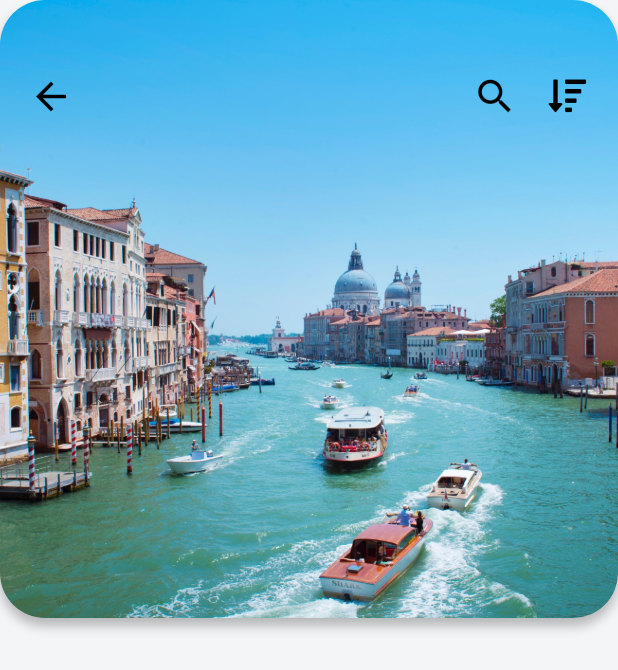
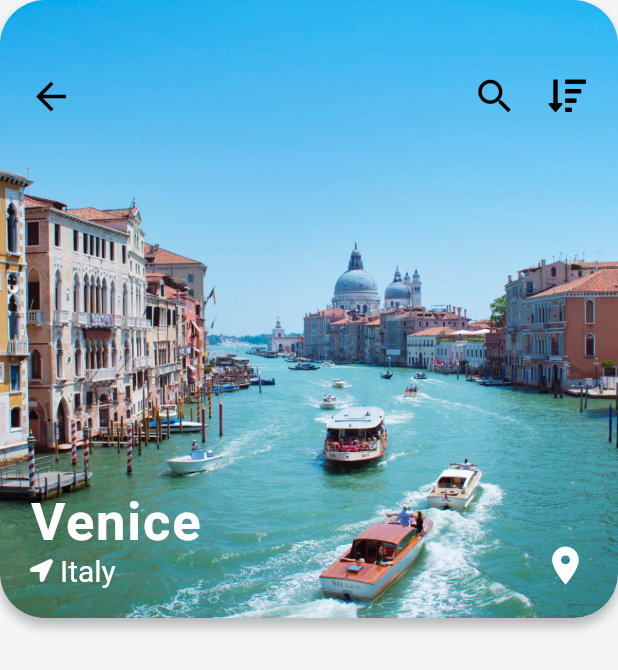
Before and after one commit to Adil-Rangila/travel_ui_flutter, a Flutter app: the DestinationScreen screen opened directly with sample values from the repository, on a phone screen of 412 x 824 dp. Shown: the top 670 px of the screen. Run offline on Flutter 3.47's test engine with Material 2 defaults, Android fonts, the phone set to English and light mode, and no system bars; our stand-ins replace font_awesome_flutter; network calls fail.

Commit message:
bottom text and icons created in image stake

```diff
--- a/lib/screens/destination_screen.dart
+++ b/lib/screens/destination_screen.dart
@@ -78,6 +78,50 @@ class _DestinationScreenState extends State<DestinationScreen> {
                   ],
                 ),
               ),
+              Positioned(
+                left: 20.0,
+                bottom: 20.0,
+                child: Column(
+                  crossAxisAlignment: CrossAxisAlignment.start,
+                  children: <Widget>[
+                    Text(
+                      widget.destination.city,
+                      style: TextStyle(
+                        fontSize: 35.0,
+                        color: Colors.white,
+                        fontWeight: FontWeight.w600,
+                        letterSpacing: 1.2,
+                      ),
+                    ),
+                    Row(
+                      children: <Widget>[
+                        Icon(
+                          FontAwesomeIcons.locationArrow,
+                          size: 15.0,
+                          color: Colors.white,
+                        ),
+                        SizedBox(width: 5.0),
+                        Text(
+                          widget.destination.country,
+                          style: TextStyle(
+                            color: Colors.white,
+                            fontSize: 20.0,
+                          ),
+                        ),
+                      ],
+                    ),
+                  ],
+                ),
+              ),
+              Positioned(
+                bottom: 20.0,
+                right: 20.0,
+                child: Icon(
+                  Icons.location_on,
+                  color: Colors.white,
+                  size: 30.0,
+                ),
+              ),
             ],
           ),
         ],
```
